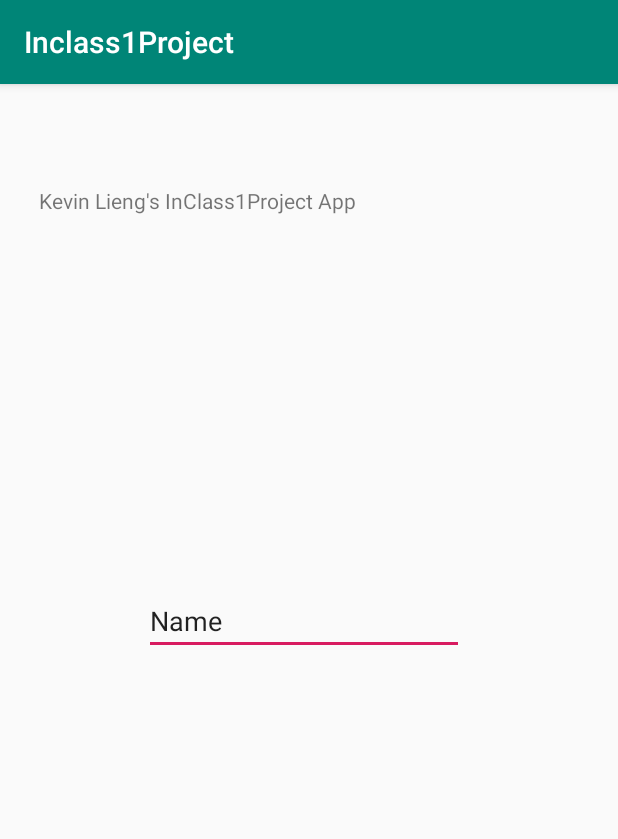
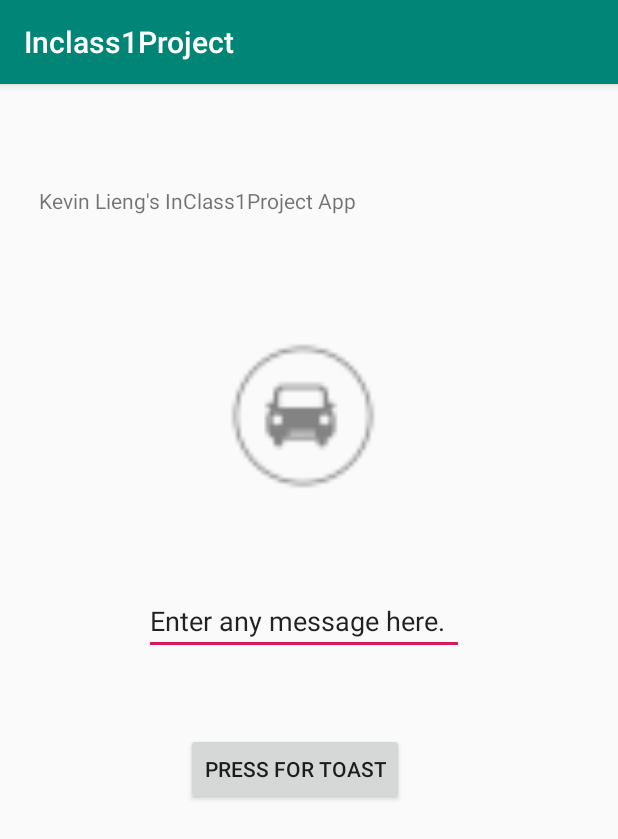
Before and after one commit to kevin-lieng/Inclass1Project, an Android app: the screen it shows after launch (MainActivity), on a phone screen of 412 x 824 dp. Shown: the top 839 px of the screen. Run offline under Robolectric (Android 15) with nearby library versions, the phone set to English and light mode, and no system bars.

Commit message:
Added new views with toast message attached to button.

```diff
--- a/app/src/main/java/com/ceng319/inclass1project/MainActivity.java
+++ b/app/src/main/java/com/ceng319/inclass1project/MainActivity.java
@@ -3,6 +3,8 @@ package com.ceng319.inclass1project;
 import androidx.appcompat.app.AppCompatActivity;
 
 import android.os.Bundle;
+import android.view.View;
+import android.widget.Toast;
 
 public class MainActivity extends AppCompatActivity {
 
@@ -11,4 +13,12 @@ public class MainActivity extends AppCompatActivity {
         super.onCreate(savedInstanceState);
         setContentView(R.layout.activity_main);
     }
+
+    public void toastMessage(String message){
+        Toast toast = Toast.makeText(this, message, Toast.LENGTH_LONG);
+        toast.show();
+    }
+    public void displayToast(View view) {
+        toastMessage("Hello, this is my first android APP");
+    }
 }
--- a/app/src/main/res/layout/activity_main.xml
+++ b/app/src/main/res/layout/activity_main.xml
@@ -10,7 +10,7 @@
         android:id="@+id/textView"
         android:layout_width="wrap_content"
         android:layout_height="wrap_content"
-        android:text="Kevin Lieng's InClass1Project App"
+        android:text="@string/main_activity_title"
         app:layout_constraintBottom_toBottomOf="parent"
         app:layout_constraintHorizontal_bias="0.128"
         app:layout_constraintLeft_toLeftOf="parent"
@@ -20,14 +20,36 @@
 
     <EditText
         android:id="@+id/editText"
-        android:layout_width="wrap_content"
+        android:layout_width="0dp"
         android:layout_height="wrap_content"
         android:layout_marginStart="96dp"
         android:layout_marginTop="248dp"
         android:ems="10"
         android:inputType="textPersonName"
-        android:text="Name"
+        android:text="@string/textbox_input"
         app:layout_constraintStart_toStartOf="parent"
         app:layout_constraintTop_toBottomOf="@+id/textView" />
 
+    <Button
+        android:id="@+id/button"
+        android:layout_width="0dp"
+        android:layout_height="wrap_content"
+        android:layout_marginStart="124dp"
+        android:layout_marginTop="52dp"
+        android:onClick="displayToast"
+        android:text="@string/button_toast"
+        app:layout_constraintStart_toStartOf="parent"
+        app:layout_constraintTop_toBottomOf="@+id/editText" />
+
+    <ImageView
+        android:id="@+id/imageView"
+        android:layout_width="100dp"
+        android:layout_height="100dp"
+        android:layout_marginStart="152dp"
+        android:layout_marginBottom="64dp"
+        android:contentDescription="@string/icon_desc"
+        app:layout_constraintBottom_toTopOf="@+id/editText"
+        app:layout_constraintStart_toStartOf="parent"
+        app:srcCompat="@drawable/car_icon" />
+
 </androidx.constraintlayout.widget.ConstraintLayout>
--- a/app/src/main/res/values/strings.xml
+++ b/app/src/main/res/values/strings.xml
@@ -1,3 +1,7 @@
 <resources>
     <string name="app_name">Inclass1Project</string>
+    <string name="textbox_input">Enter any message here.</string>
+    <string name="main_activity_title">Kevin Lieng\'s InClass1Project App</string>
+    <string name="button_toast">Press For Toast</string>
+    <string name="icon_desc">Just a car logo</string>
 </resources>
```
Also changed, not shown: app/src/main/res/drawable-hdpi/car_icon.png (added), app/src/main/res/drawable-mdpi/car_icon.png (added), app/src/main/res/drawable-xhdpi/car_icon.png (added), app/src/main/res/drawable-xxhdpi/car_icon.png (added), app/src/main/res/drawable-xxxhdpi/car_icon.png (added).
